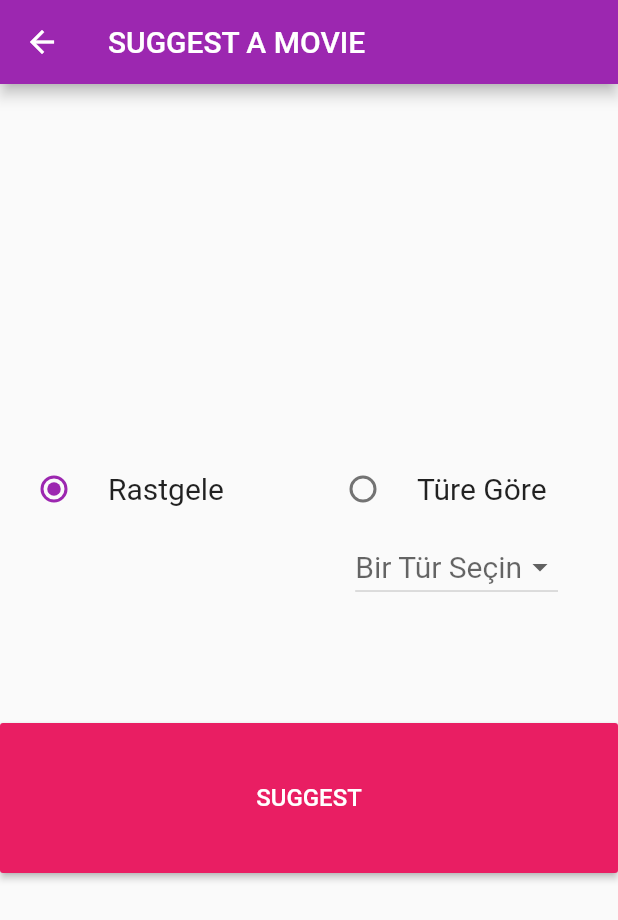
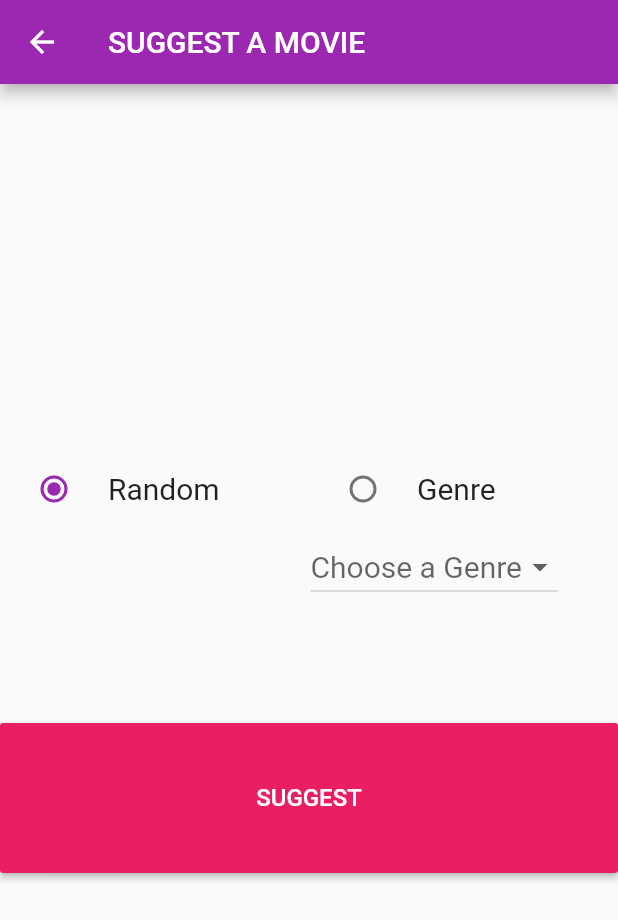
Before and after one commit to se3802018-2019/Suggesty, a Flutter app: the SuggestScreen screen opened by its route, on a phone screen of 412 x 824 dp. Shown: the top 920 px of the screen. Run offline on Flutter 3.47's test engine with Material 2 defaults, Android fonts, the phone set to English and light mode, and no system bars; our stand-ins replace cloud_firestore; accounts and stored records are empty.

Commit message:
suggestion screen turkish text translated

```diff
--- a/lib/suggest_movie.dart
+++ b/lib/suggest_movie.dart
@@ -7,7 +7,7 @@ class SuggestScreen extends StatefulWidget {
 
 class _SuggestScreenState extends State<SuggestScreen> {
   String secilenTur;
-  String secilenRadio="Rastgele";
+  String secilenRadio="Random";
 
   @override
   Widget build(BuildContext context) {
@@ -25,10 +25,10 @@ class _SuggestScreenState extends State<SuggestScreen> {
                 child: RadioListTile(
                   activeColor: Colors.purple,
                   title: Text(
-                    "Rastgele",
+                    "Random",
                     style: TextStyle(fontSize: 20),
                   ),
-                  value: "Rastgele",
+                  value: "Random",
                   groupValue: secilenRadio,
                   onChanged: (secim) {
                     setState(() {
@@ -42,10 +42,10 @@ class _SuggestScreenState extends State<SuggestScreen> {
                 child: RadioListTile(
                   activeColor: Colors.purple,
                   title: Text(
-                    "Türe Göre",
+                    "Genre",
                     style: TextStyle(fontSize: 20),
                   ),
-                  value: "TüreGöre",
+                  value: "Genre",
                   groupValue: secilenRadio,
                   onChanged: (secim) {
                     setState(() {
@@ -66,24 +66,24 @@ class _SuggestScreenState extends State<SuggestScreen> {
                   items: [
                     DropdownMenuItem(
                       child: Text(
-                        "Komedi",
+                        "Comedy",
                         style: TextStyle(fontSize: 20),
                       ),
-                      value: "Komedi",
+                      value: "Comedy",
                     ),
                     DropdownMenuItem(
                       child: Text(
-                        "Korku",
+                        "Horror",
                         style: TextStyle(fontSize: 20),
                       ),
-                      value: "Korku",
+                      value: "Horror",
                     ),
                     DropdownMenuItem(
                       child: Text(
-                        "Aksiyon",
+                        "Action",
                         style: TextStyle(fontSize: 20),
                       ),
-                      value: "Aksiyon",
+                      value: "Action",
                     ),
                   ],
                   onChanged: (value) {
@@ -93,7 +93,7 @@ class _SuggestScreenState extends State<SuggestScreen> {
                     });
                   },
                   hint: Text(
-                    "Bir Tür Seçin",
+                    "Choose a Genre",
                     style: TextStyle(fontSize: 20),
                   ),
                   value: secilenTur,
@@ -115,7 +115,7 @@ class _SuggestScreenState extends State<SuggestScreen> {
                   ),
                   onPressed: () {
 
-                    if(secilenRadio == "Rastgele"){
+                    if(secilenRadio == "Random"){
                     Navigator.pushNamed(context, "/suggestMovie/imdbApi");
                     }else if( secilenRadio == "TüreGöre"){
                       print("TÜRE GÖRE SEÇİM YAPILD!");
```
